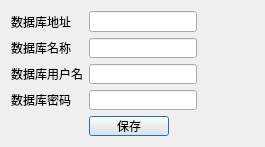
The window that UI/Database.ui (leaboy/pycollect) describes before a commit, drawn with Qt 5.
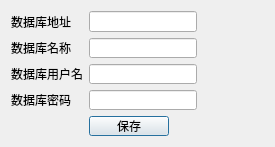
The same window after the commit.

Diff of the .ui file:
```diff
--- a/UI/Database.ui
+++ b/UI/Database.ui
@@ -6,19 +6,25 @@
    <rect>
     <x>0</x>
     <y>0</y>
-    <width>265</width>
+    <width>275</width>
     <height>147</height>
    </rect>
   </property>
+  <property name="sizePolicy">
+   <sizepolicy hsizetype="Preferred" vsizetype="Preferred">
+    <horstretch>0</horstretch>
+    <verstretch>0</verstretch>
+   </sizepolicy>
+  </property>
   <property name="minimumSize">
    <size>
-    <width>265</width>
+    <width>275</width>
     <height>147</height>
    </size>
   </property>
   <property name="maximumSize">
    <size>
-    <width>265</width>
+    <width>275</width>
     <height>147</height>
    </size>
   </property>
@@ -123,6 +129,9 @@
        <property name="text">
         <string/>
        </property>
+       <property name="textFormat">
+        <enum>Qt::RichText</enum>
+       </property>
       </widget>
      </item>
     </layout>
```
